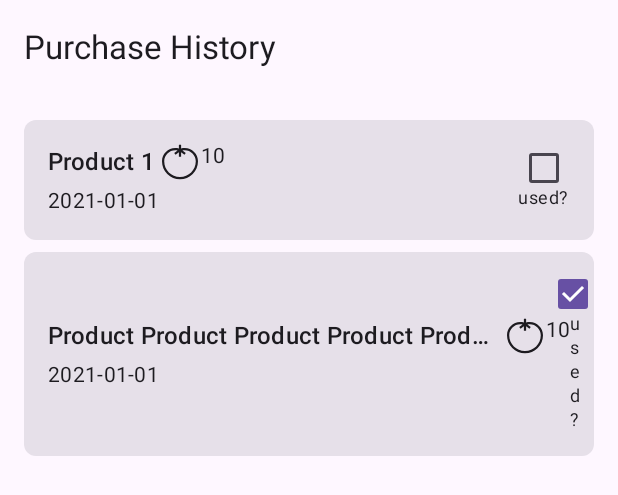
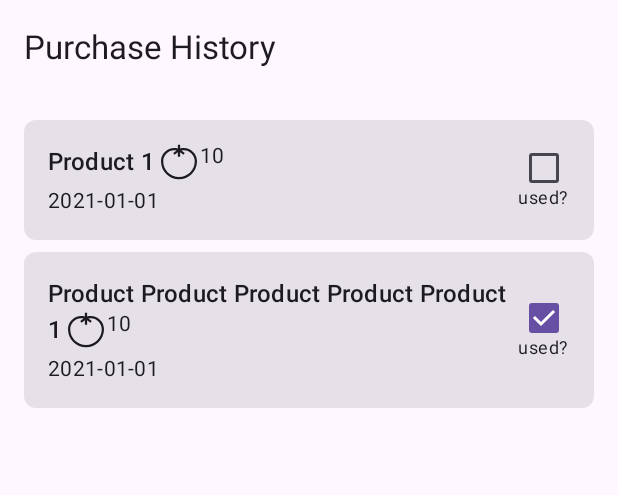
Before and after one commit to kezc/FocusFuel, an Android app built with Jetpack Compose: the @Preview function PurchaseHistoryScreenPreview, on a phone screen of 412 x 824 dp. Shown: the top 495 px of the screen. Run offline under Robolectric (Android 15) with nearby library versions, the phone set to English and light mode, and no system bars; our stand-ins replace Compose Multiplatform resources; libraries missing offline, so code that uses them is left out: arrow.core, arrow.core.getOrElse, arrow.core.right, com.slack.circuit, me.tatarka.inject and 1 more.

Commit message:
Fix pomodoro icon placement

```diff
--- a/composeApp/src/commonMain/kotlin/pl/wojtek/focusfuel/features/history/PurchaseHistoryScreen.kt
+++ b/composeApp/src/commonMain/kotlin/pl/wojtek/focusfuel/features/history/PurchaseHistoryScreen.kt
@@ -4,21 +4,16 @@ import androidx.compose.foundation.layout.Arrangement
 import androidx.compose.foundation.layout.Box
 import androidx.compose.foundation.layout.BoxScope
 import androidx.compose.foundation.layout.Column
-import androidx.compose.foundation.layout.IntrinsicSize
 import androidx.compose.foundation.layout.PaddingValues
 import androidx.compose.foundation.layout.Row
-import androidx.compose.foundation.layout.RowScope
-import androidx.compose.foundation.layout.Spacer
 import androidx.compose.foundation.layout.fillMaxSize
 import androidx.compose.foundation.layout.fillMaxWidth
 import androidx.compose.foundation.layout.padding
-import androidx.compose.foundation.layout.width
 import androidx.compose.foundation.lazy.LazyColumn
 import androidx.compose.foundation.shape.RoundedCornerShape
 import androidx.compose.material3.Card
 import androidx.compose.material3.Checkbox
 import androidx.compose.material3.ExperimentalMaterial3Api
-import androidx.compose.material3.Icon
 import androidx.compose.material3.LocalMinimumInteractiveComponentSize
 import androidx.compose.material3.MaterialTheme
 import androidx.compose.material3.Scaffold
@@ -29,22 +24,20 @@ import androidx.compose.runtime.CompositionLocalProvider
 import androidx.compose.ui.Alignment
 import androidx.compose.ui.Modifier
 import androidx.compose.ui.text.style.TextAlign
-import androidx.compose.ui.text.style.TextOverflow
 import androidx.compose.ui.unit.Dp
 import androidx.compose.ui.unit.dp
 import com.slack.circuit.codegen.annotations.CircuitInject
 import com.slack.circuit.runtime.screen.Screen
 import com.slack.circuit.runtime.ui.Ui
 import focusfuel.composeapp.generated.resources.Res
-import focusfuel.composeapp.generated.resources.ic_tomato
 import focusfuel.composeapp.generated.resources.purchase_history_no_purchases_available
 import focusfuel.composeapp.generated.resources.purchase_history_title
 import focusfuel.composeapp.generated.resources.purchase_history_used
-import org.jetbrains.compose.resources.painterResource
 import org.jetbrains.compose.resources.stringResource
 import org.jetbrains.compose.ui.tooling.preview.Preview
 import pl.wojtek.focusfuel.features.history.PurchaseHistoryEvent.UpdateUsedStatus
 import pl.wojtek.focusfuel.ui.AppSnackbarHost
+import pl.wojtek.focusfuel.ui.ProductName
 import pl.wojtek.focusfuel.ui.ShowSnackbarHandler
 import pl.wojtek.focusfuel.ui.rememberSnackbarHostState
 import pl.wojtek.focusfuel.ui.withoutBottom
@@ -137,39 +130,14 @@ private fun PurchaseItem(
             horizontalArrangement = Arrangement.SpaceBetween,
             verticalAlignment = Alignment.CenterVertically
         ) {
-            Column {
-                Row(modifier = Modifier.width(IntrinsicSize.Max)) {
-                    NameText(purchase)
-                    Spacer(modifier = Modifier.width(4.dp))
-                    PriceText(purchase)
-                }
+            Column(
+                modifier = Modifier.weight(1f)
+            ) {
+                ProductName(price = purchase.price, productName = purchase.productName,)
                 DateText(purchase)
             }
             UsedCheckbox(purchase, eventSink)
         }
-    }
-}
-
-@Composable
-private fun RowScope.NameText(purchase: PurchaseItem) {
-    Text(
-        modifier = Modifier.Companion.weight(1f),
-        text = purchase.productName,
-        style = MaterialTheme.typography.titleMedium,
-        maxLines = 1,
-        overflow = TextOverflow.Ellipsis
-    )
-}
-
-@Composable
-private fun PriceText(purchase: PurchaseItem) {
-    Row {
-        Icon(
-            painter = painterResource(Res.drawable.ic_tomato),
-            contentDescription = "Pomodoros",
-            modifier = Modifier.padding(end = 2.dp)
-        )
-        Text(text = "${purchase.price}")
     }
 }
 
@@ -209,7 +177,8 @@ private fun UsedCheckbox(
 @Preview
 @Composable
 fun PurchaseHistoryScreenPreview() {
-    PurchaseHistoryUI(state = PurchaseHistoryState(
+    PurchaseHistoryUI(
+        state = PurchaseHistoryState(
             purchases = listOf(
                 PurchaseItem(
                     purchaseId = 1,
--- a/composeApp/src/commonMain/kotlin/pl/wojtek/focusfuel/features/shop/ShopScreen.kt
+++ b/composeApp/src/commonMain/kotlin/pl/wojtek/focusfuel/features/shop/ShopScreen.kt
@@ -4,7 +4,6 @@ import androidx.compose.foundation.clickable
 import androidx.compose.foundation.layout.Arrangement
 import androidx.compose.foundation.layout.Box
 import androidx.compose.foundation.layout.ExperimentalLayoutApi
-import androidx.compose.foundation.layout.FlowRow
 import androidx.compose.foundation.layout.PaddingValues
 import androidx.compose.foundation.layout.Row
 import androidx.compose.foundation.layout.fillMaxSize
@@ -27,7 +26,6 @@ import androidx.compose.runtime.Composable
 import androidx.compose.ui.Alignment.Companion.CenterVertically
 import androidx.compose.ui.Modifier
 import androidx.compose.ui.draw.clip
-import androidx.compose.ui.text.style.TextOverflow
 import androidx.compose.ui.unit.dp
 import com.slack.circuit.codegen.annotations.CircuitInject
 import com.slack.circuit.runtime.screen.Screen
@@ -46,6 +44,7 @@ import pl.wojtek.focusfuel.features.shop.ShopEvent.ShowProductBottomSheet
 import pl.wojtek.focusfuel.repository.Product
 import pl.wojtek.focusfuel.ui.AppIconButton
 import pl.wojtek.focusfuel.ui.AppSnackbarHost
+import pl.wojtek.focusfuel.ui.ProductName
 import pl.wojtek.focusfuel.ui.ShowSnackbarHandler
 import pl.wojtek.focusfuel.ui.rememberSnackbarHostState
 import pl.wojtek.focusfuel.ui.withoutBottom
@@ -160,25 +159,15 @@ private fun ProductCard(
             .clickable { eventSink(SelectProductToBuy(product)) },
     ) {
         Row(
-            modifier = Modifier.fillMaxWidth().padding(top = 8.dp, bottom = 8.dp, start = 16.dp, end = 8.dp),
+            modifier = Modifier.fillMaxWidth().padding(16.dp),
             horizontalArrangement = Arrangement.SpaceBetween,
             verticalAlignment = CenterVertically
         ) {
-            FlowRow(modifier = Modifier.weight(1f), horizontalArrangement = Arrangement.spacedBy(8.dp)) {
-                Text(
-                    text = product.name,
-                    style = MaterialTheme.typography.titleMedium,
-                    overflow = TextOverflow.Ellipsis,
-                    maxLines = 1,
+            Box(modifier = Modifier.weight(1f)) {
+                ProductName(
+                    price = product.costInPomodoros,
+                    productName = product.name
                 )
-                Row {
-                    Icon(
-                        painter = painterResource(Res.drawable.ic_tomato),
-                        contentDescription = "Pomodoros",
-                        modifier = Modifier.padding(end = 2.dp)
-                    )
-                    Text(text = "${product.costInPomodoros}")
-                }
             }
             MoreOptions(onClick = { eventSink(ShowProductBottomSheet(product)) })
         }
--- /dev/null
+++ b/composeApp/src/commonMain/kotlin/pl/wojtek/focusfuel/ui/MeasureViewSize.kt
@@ -0,0 +1,33 @@
+package pl.wojtek.focusfuel.ui
+
+import androidx.compose.runtime.Composable
+import androidx.compose.ui.Modifier
+import androidx.compose.ui.layout.SubcomposeLayout
+import androidx.compose.ui.unit.DpSize
+
+@Composable
+fun MeasureViewSize(
+    viewToMeasure: @Composable () -> Unit,
+    modifier: Modifier = Modifier,
+    content: @Composable (DpSize) -> Unit,
+) {
+    SubcomposeLayout(modifier = modifier) { constraints ->
+        val measuredSize = subcompose("viewToMeasure") {
+            viewToMeasure()
+        }[0].measure(constraints)
+            .let {
+                DpSize(
+                    width = it.width.toDp(),
+                    height = it.height.toDp()
+                )
+            }
+
+        val contentPlaceable = subcompose("content") {
+            content(measuredSize)
+        }.firstOrNull()?.measure(constraints)
+
+        layout(contentPlaceable?.width ?: 0, contentPlaceable?.height ?: 0) {
+            contentPlaceable?.place(0, 0)
+        }
+    }
+}
--- /dev/null
+++ b/composeApp/src/commonMain/kotlin/pl/wojtek/focusfuel/ui/ProductName.kt
@@ -0,0 +1,74 @@
+package pl.wojtek.focusfuel.ui
+
+import androidx.compose.foundation.layout.Row
+import androidx.compose.foundation.layout.padding
+import androidx.compose.foundation.text.InlineTextContent
+import androidx.compose.foundation.text.appendInlineContent
+import androidx.compose.material3.Icon
+import androidx.compose.material3.MaterialTheme
+import androidx.compose.material3.Text
+import androidx.compose.runtime.Composable
+import androidx.compose.ui.Modifier
+import androidx.compose.ui.platform.LocalDensity
+import androidx.compose.ui.text.AnnotatedString
+import androidx.compose.ui.text.Placeholder
+import androidx.compose.ui.text.PlaceholderVerticalAlign
+import androidx.compose.ui.text.buildAnnotatedString
+import androidx.compose.ui.unit.dp
+import focusfuel.composeapp.generated.resources.Res
+import focusfuel.composeapp.generated.resources.ic_tomato
+import org.jetbrains.compose.resources.painterResource
+
+@Composable
+fun ProductName(
+    price: Int,
+    productName: String,
+    modifier: Modifier = Modifier
+) {
+    val myId = "inlineContent"
+    val text = buildAnnotatedString {
+        append(AnnotatedString("$productName "))
+        appendInlineContent(myId, "[myBox]")
+    }
+    val density = LocalDensity.current
+
+    MeasureViewSize(
+        viewToMeasure = { PriceText(price) }
+    ) { measuredSize ->
+        val inlineContent = mapOf(
+            Pair(
+                myId,
+                InlineTextContent(
+                    with(density) {
+                        Placeholder(
+                            width = measuredSize.width.toSp(),
+                            height = measuredSize.height.toSp(),
+                            placeholderVerticalAlign = PlaceholderVerticalAlign.Center
+                        )
+                    }
+                ) {
+                    PriceText(price)
+                }
+            )
+        )
+
+        Text(
+            modifier = modifier,
+            text = text,
+            style = MaterialTheme.typography.titleMedium,
+            inlineContent = inlineContent,
+        )
+    }
+}
+
+@Composable
+private fun PriceText(price: Int) {
+    Row {
+        Icon(
+            painter = painterResource(Res.drawable.ic_tomato),
+            contentDescription = "Pomodoros",
+            modifier = Modifier.padding(end = 2.dp)
+        )
+        Text(text = "$price")
+    }
+}
```
Lines whose indentation alone changed are shown as unchanged.
